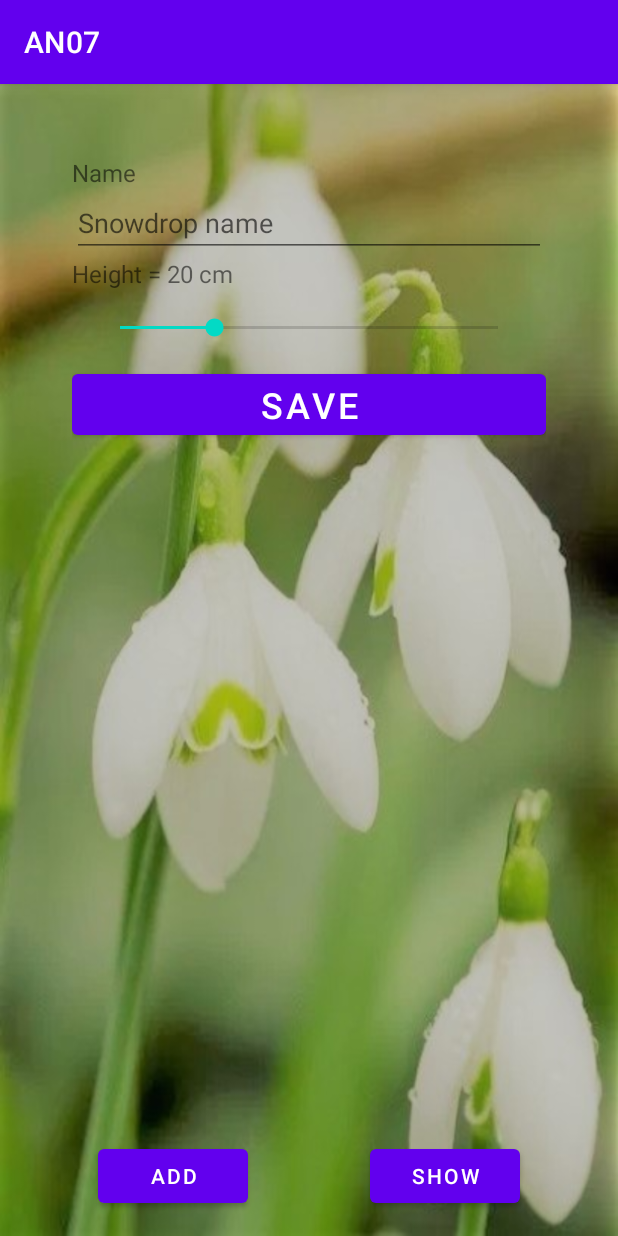
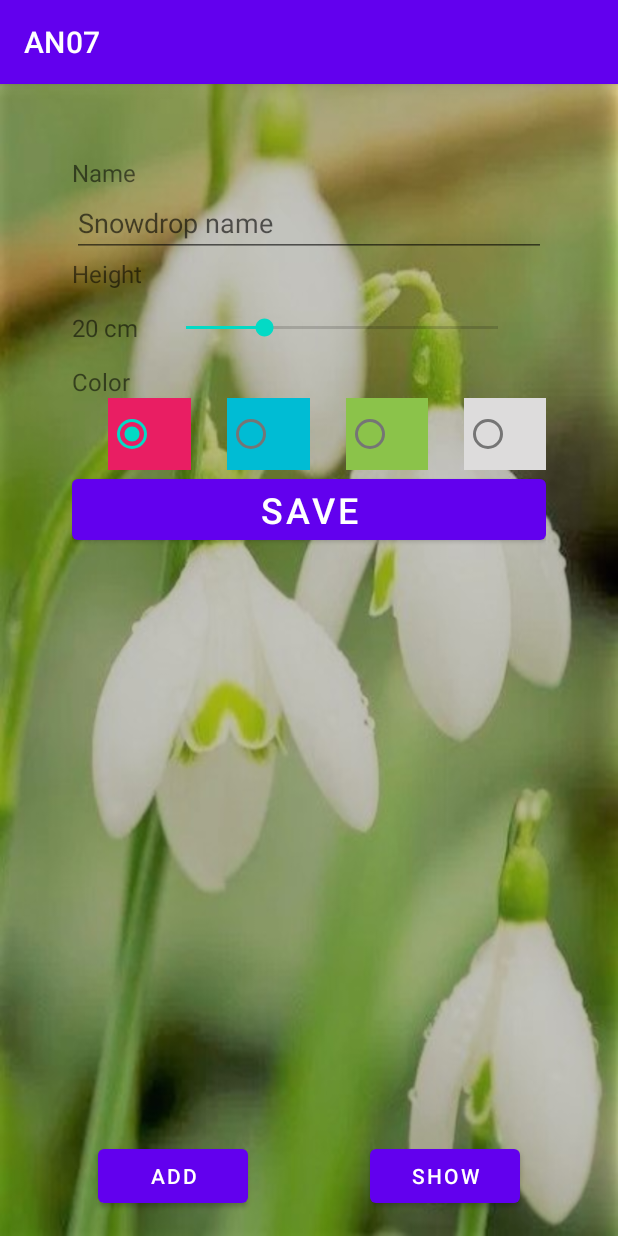
Before and after one commit to Berikz80/homeworks, an Android app: the fragment AddSnowdropFragment placed in its activity, after a tap on "SAVE", on a phone screen of 412 x 824 dp. Run offline under Robolectric (Android 15) with nearby library versions, the phone set to English and light mode, and no system bars.

Commit message:
add color picker

```diff
--- a/app/src/main/java/by/isb/an07/AddSnowdropFragment.kt
+++ b/app/src/main/java/by/isb/an07/AddSnowdropFragment.kt
@@ -4,13 +4,15 @@ import android.os.Bundle
 import android.view.LayoutInflater
 import android.view.View
 import android.view.ViewGroup
-import android.widget.Button
-import android.widget.EditText
-import android.widget.SeekBar
-import android.widget.TextView
+import android.widget.*
 import androidx.fragment.app.Fragment
+import androidx.lifecycle.MutableLiveData
+import androidx.lifecycle.ViewModelProvider
 
-class AddSnowdropFragment:Fragment() {
+
+class AddSnowdropFragment : Fragment() {
+
+    lateinit var viewModel: HW4ViewModel
 
     override fun onCreateView(
         inflater: LayoutInflater,
@@ -23,14 +25,27 @@ class AddSnowdropFragment:Fragment() {
     override fun onViewCreated(view: View, savedInstanceState: Bundle?) {
         super.onViewCreated(view, savedInstanceState)
 
-//        val inputName = view.findViewById<EditText>(R.id.edit_name)
-//        val inputAge = view.findViewById<EditText>(R.id.edit_age)
+        viewModel = ViewModelProvider(requireActivity()).get(HW4ViewModel::class.java)
+
+        val inputName = view.findViewById<EditText>(R.id.input_snowdrop_name)
+        val inputHeight = view.findViewById<SeekBar>(R.id.input_snowdrop_height)
         val heightText = view.findViewById<TextView>(R.id.height_text)
-        val heightBar = view.findViewById<SeekBar>(R.id.height_bar)
+        val buttonSave = view.findViewById<Button>(R.id.button_save_snowdrop)
+        val radioGroup = view.findViewById<RadioGroup>(R.id.input_snowdrop_color)
 
-        heightBar.setOnSeekBarChangeListener(object : SeekBar.OnSeekBarChangeListener {
+        var currentColor = ""
+
+        radioGroup.setOnCheckedChangeListener { _, checkedId ->
+            view.findViewById<RadioButton>(checkedId)?.apply {
+                currentColor = text.toString()
+            }
+        }
+
+
+
+        inputHeight.setOnSeekBarChangeListener(object : SeekBar.OnSeekBarChangeListener {
             override fun onProgressChanged(seekBar: SeekBar?, progress: Int, fromUser: Boolean) {
-                heightText.text = "Height = $progress cm"
+                heightText.text = "$progress cm"
             }
 
             override fun onStartTrackingTouch(seekBar: SeekBar?) {
@@ -40,11 +55,25 @@ class AddSnowdropFragment:Fragment() {
             }
 
         }
-
         )
 
-       val buttonSave = view.findViewById<Button>(R.id.button_save_snowdrop)
         buttonSave.setOnClickListener {
+            if (viewModel.Snowdrops.add(
+                    MutableLiveData(
+                        Snowdrop(
+                            name = inputName.toString(),
+                            image = "",
+                            color = currentColor,
+                            height = inputHeight.progress
+                        )
+                    )
+                )
+            ) Toast.makeText(
+                context,
+                "Snowdrop \'${inputName.toString()}\' added",
+                Toast.LENGTH_SHORT
+            ).show()
+            else Toast.makeText(context, "Error adding snowdrop", Toast.LENGTH_SHORT).show()
 
         }
 
--- a/app/src/main/java/by/isb/an07/HW4Activity.kt
+++ b/app/src/main/java/by/isb/an07/HW4Activity.kt
@@ -3,12 +3,17 @@ package by.isb.an07
 import android.os.Bundle
 import android.widget.Button
 import androidx.appcompat.app.AppCompatActivity
+import androidx.lifecycle.ViewModelProvider
 
 class HW4Activity : AppCompatActivity() {
+
+    lateinit var viewModel: HW4ViewModel
 
     override fun onCreate(savedInstanceState: Bundle?) {
         super.onCreate(savedInstanceState)
         setContentView(R.layout.activity_hw4)
+
+        viewModel = ViewModelProvider(this).get(HW4ViewModel::class.java)
 
         val buttonAdd = findViewById<Button>(R.id.button_add_snowdrop)
         val buttonShow = findViewById<Button>(R.id.button_show_snowdrop)
--- a/app/src/main/res/layout/fragment_add_snowdrop.xml
+++ b/app/src/main/res/layout/fragment_add_snowdrop.xml
@@ -12,7 +12,7 @@
         android:layout_width="match_parent"
         android:layout_height="wrap_content"
         android:text="Name"
-        android:textSize="@dimen/text_size"/>
+        android:textSize="@dimen/text_size" />
 
     <EditText
         android:id="@+id/input_snowdrop_name"
@@ -22,20 +22,87 @@
         app:layout_constraintTop_toTopOf="parent" />
 
     <TextView
-        android:id="@+id/height_text"
         android:layout_width="match_parent"
         android:layout_height="wrap_content"
-        android:text="Height = 20 cm"
-        android:textSize="@dimen/text_size"/>
+        android:text="Height"
+        android:textSize="@dimen/text_size" />
 
-    <SeekBar
-        android:id="@+id/height_bar"
+    <LinearLayout
         android:layout_width="match_parent"
         android:layout_height="wrap_content"
-        android:layout_margin="@dimen/margin"
-        android:max="50"
-        android:min="10"
-        android:progress="20" />
+        android:orientation="horizontal">
+
+        <TextView
+            android:id="@+id/height_text"
+            android:layout_width="wrap_content"
+            android:layout_height="match_parent"
+            android:gravity="center"
+            android:text="20 cm"
+            android:textSize="@dimen/text_size" />
+
+        <SeekBar
+            android:id="@+id/input_snowdrop_height"
+            android:layout_width="match_parent"
+            android:layout_height="wrap_content"
+            android:layout_margin="@dimen/margin"
+            android:max="50"
+            android:min="10"
+            android:progress="20" />
+    </LinearLayout>
+
+    <TextView
+        android:layout_width="match_parent"
+        android:layout_height="wrap_content"
+        android:text="Color"
+        android:textSize="@dimen/text_size" />
+
+    <LinearLayout
+        android:layout_width="match_parent"
+        android:layout_height="wrap_content"
+        android:orientation="horizontal">
+
+        <RadioGroup
+            android:id="@+id/input_snowdrop_color"
+            android:layout_width="match_parent"
+            android:layout_height="wrap_content"
+            android:orientation="horizontal">
+
+            <RadioButton
+                android:id="@+id/radio_red"
+                android:layout_width="match_parent"
+                android:layout_height="wrap_content"
+                android:layout_marginLeft="24dp"
+                android:layout_weight="1"
+                android:background="#E91E63"
+                android:checked="true" />
+
+            <RadioButton
+                android:id="@+id/radio_blue"
+                android:layout_width="match_parent"
+                android:layout_height="wrap_content"
+                android:layout_marginLeft="24dp"
+                android:layout_weight="1"
+                android:background="#00BCD4" />
+
+            <RadioButton
+                android:id="@+id/radio_green"
+                android:layout_width="match_parent"
+                android:layout_height="wrap_content"
+                android:layout_marginLeft="24dp"
+                android:layout_weight="1"
+                android:background="#8BC34A" />
+
+            <RadioButton
+                android:id="@+id/radio_gray"
+                android:layout_width="match_parent"
+                android:layout_height="wrap_content"
+                android:layout_marginLeft="24dp"
+                android:layout_weight="1"
+                android:background="#DDDCDC" />
+        </RadioGroup>
+
+
+    </LinearLayout>
 
     <Button
         android:id="@+id/button_save_snowdrop"
```
